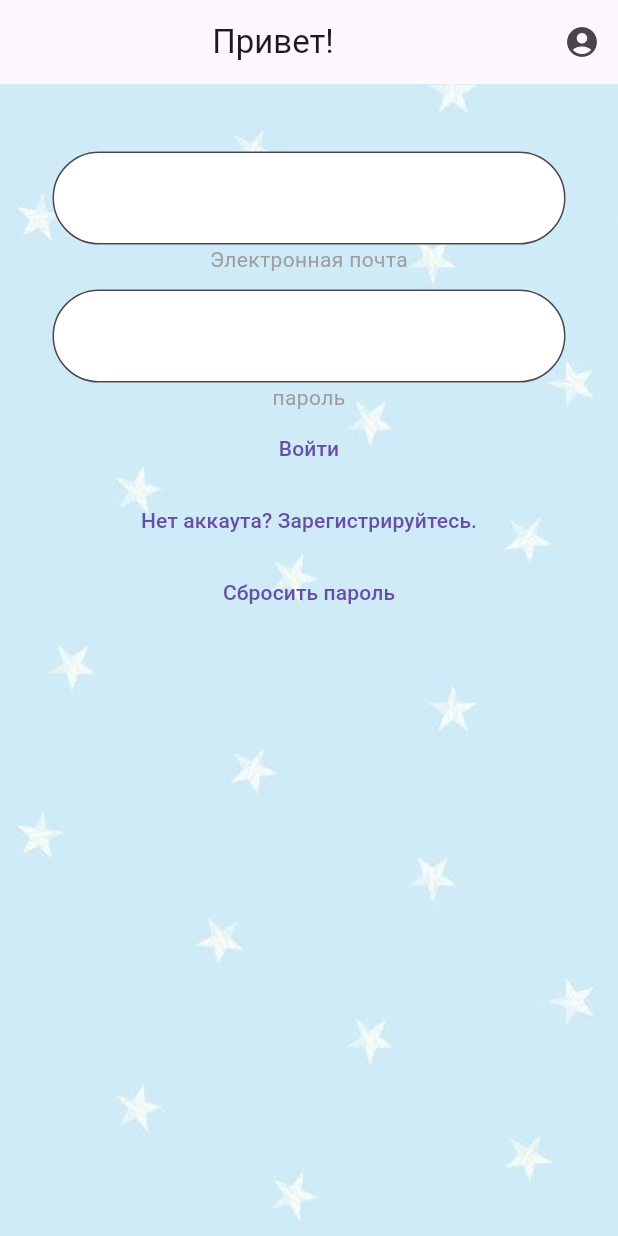
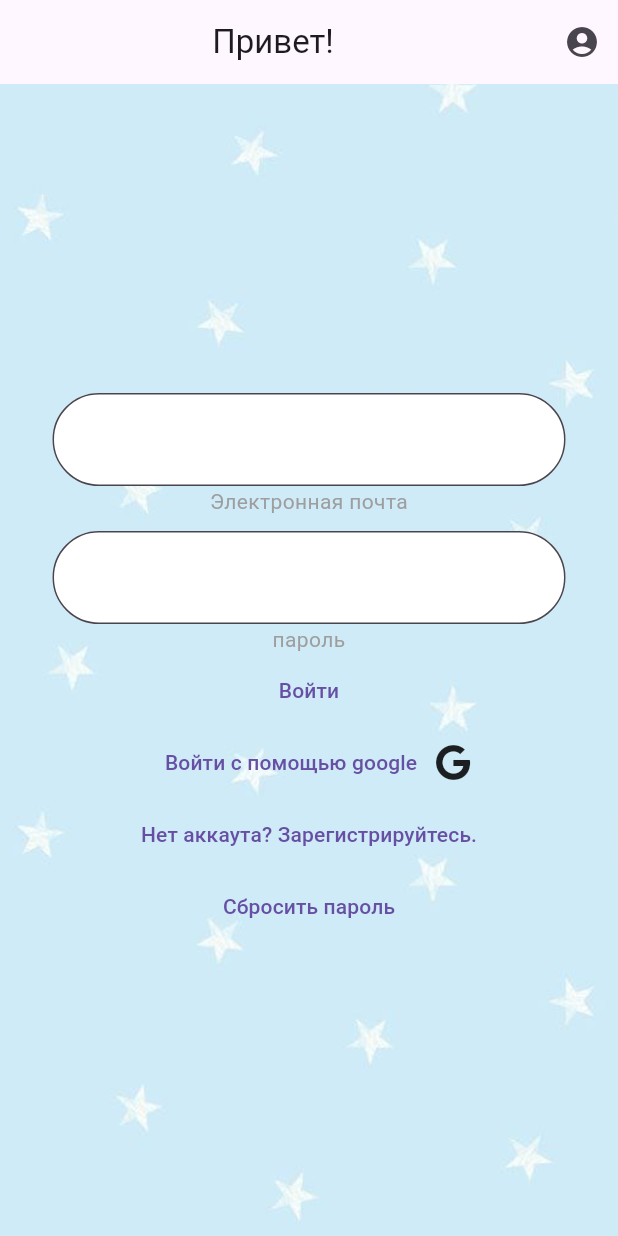
Before and after one commit to TagaevaMaria/baby, a Flutter app: the screen it shows after launch, on a phone screen of 412 x 824 dp. Run offline on Flutter 3.47's test engine with Material 3 defaults, Android fonts, the phone set to English and light mode, and no system bars; our stand-ins replace firebase_auth, firebase_core, fluttertoast, font_awesome_flutter, google_sign_in, hive and 2 more; accounts and stored records are empty.

Commit message:
dev вход в приложение с помощью google, использую сервис FireBase.

```diff
--- a/lib/aut.dart/login_screen/login_screen.dart
+++ b/lib/aut.dart/login_screen/login_screen.dart
@@ -1,5 +1,5 @@
-import 'package:baby/global/toast.dart';
 import 'package:flutter/material.dart';
+import 'package:font_awesome_flutter/font_awesome_flutter.dart';
 import 'package:provider/provider.dart';
 import '../../ui/background_widget.dart';
 import '../../ui/theme/style_text_filed.dart';
@@ -37,7 +37,7 @@ class LoginScreen extends StatelessWidget {
         ),
         body: Padding(
           padding: const EdgeInsets.all(35),
-          child: Column(
+          child: Column(mainAxisAlignment: MainAxisAlignment.center,
             children: [
               const SizedBox(height: 10),
               TextField(
@@ -77,6 +77,17 @@ class LoginScreen extends StatelessWidget {
                     ? const CircularProgressIndicator(color: Colors.white)
                     : const Text('Войти'),
               ),
+              Center(
+                child: Row(mainAxisAlignment: MainAxisAlignment.center,
+                  children: [
+                    TextButton(
+                      onPressed:(){_modelRead.signInWithGoogle(context);} ,
+                         child: const Text('Войти c помощью google'),
+                    ),    const Icon(FontAwesomeIcons.google),
+                  ],
+                ),
+              ),
+              const SizedBox(width: 5),
               TextButton(
                   onPressed: () => _modelRead.register(context),
                   child: const Text('Нет аккаута? Зарегистрируйтесь.')),
--- a/pubspec.yaml
+++ b/pubspec.yaml
@@ -46,6 +46,8 @@ dependencies:
   firebase_core: ^2.12.0
   firebase_auth: ^4.17.8
   fluttertoast: ^8.2.5
+
+  #для значка гугл
   font_awesome_flutter: ^10.7.0
   google_sign_in: ^6.2.1
 
```
Also changed, not shown: lib/aut.dart/login_screen/login_screen_model.dart (+28 -6 lines).
